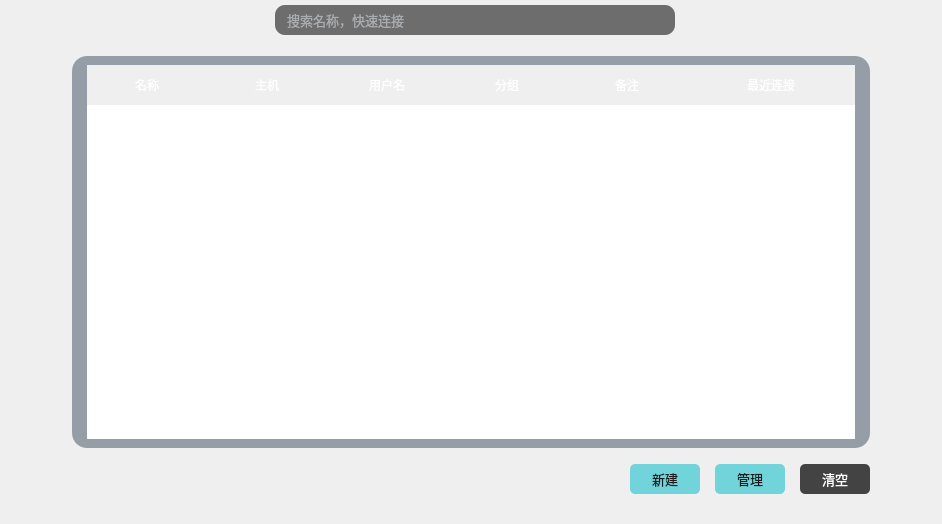
This is Fdog-Kit/module_historyconnect/historyconnectwidget.ui in HuaGouFdog/Fdog-Kit as Qt 5 draws it before an edit. The edited form follows.
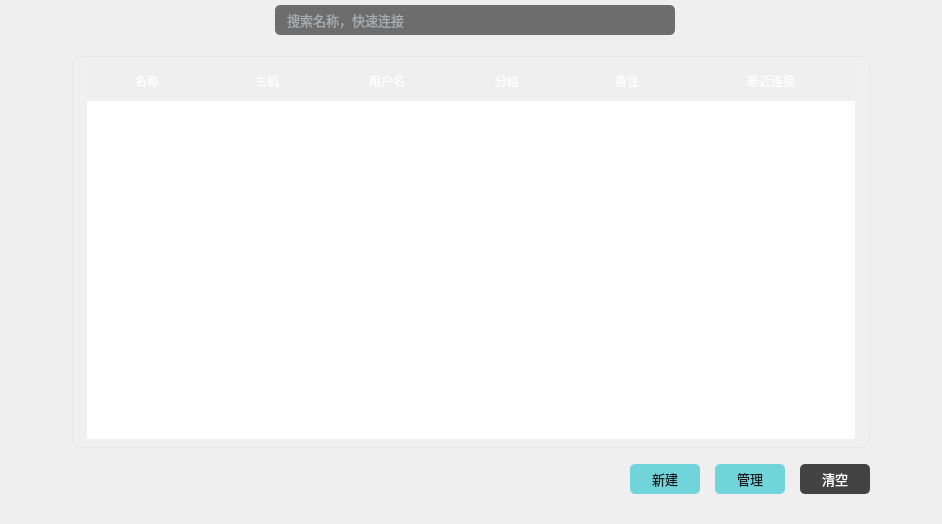
This is the edited form.

Commit message: 补齐ssh连接部分的逻辑代码，补齐historyconnectwidget界面的逻辑代码

```diff
--- a/Fdog-Kit/module_historyconnect/historyconnectwidget.ui
+++ b/Fdog-Kit/module_historyconnect/historyconnectwidget.ui
@@ -100,10 +100,9 @@
            <property name="styleSheet">
             <string notr="true">QLineEdit{
 color: rgb(231, 238, 244);
-border-radius: 14px;
+border-radius: 5px;
 background-color: rgb(25, 25, 25, 155);
 border: 0px solid rgba(255, 255, 255, 0);
-border-radius: 10px;
 padding-left:10px;
 padding-right:10px;
 }
@@ -136,8 +135,9 @@
        <widget class="QWidget" name="widget_3" native="true">
         <property name="styleSheet">
          <string notr="true">#widget_3{
-background-color: rgb(10, 31, 57,100);
-border-radius:15px;
+    border: 1px solid rgba(197, 197, 197,50);
+    background-color: rgba(255, 255, 255, 20);
+    border-radius: 10px;
 }</string>
         </property>
         <layout class="QVBoxLayout" name="verticalLayout_2">
@@ -145,7 +145,7 @@
           <number>15</number>
          </property>
          <property name="topMargin">
-          <number>9</number>
+          <number>5</number>
          </property>
          <property name="rightMargin">
           <number>15</number>
@@ -194,12 +194,12 @@
 	background-color: rgba(41, 85, 132, 100);
 }
 QTableWidget::item:selected{
-	
-	
+
 	
 	color: rgb(255, 255, 255);
 	
-	background-color: rgb(28, 60, 97);
+	
+	background-color: rgb(24, 26, 29);
 }
 
 QHeaderView::section,QTableCornerButton:section{
```
Left out of the diff: 14 changed lines with no effect on the pictures. The commit also changes 18 other files.
